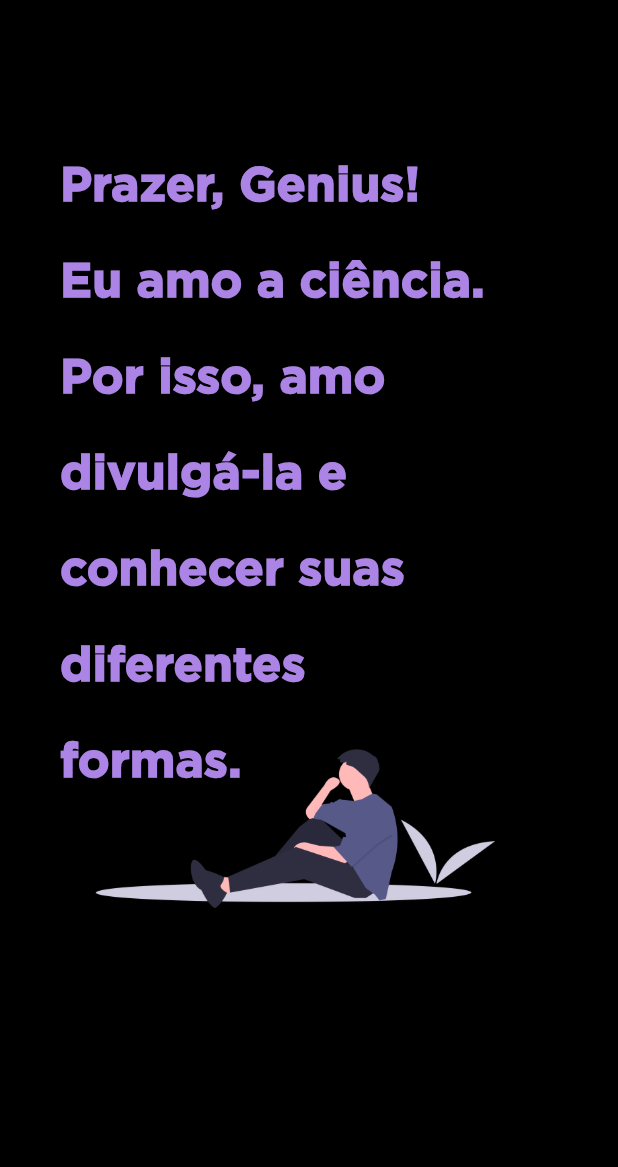
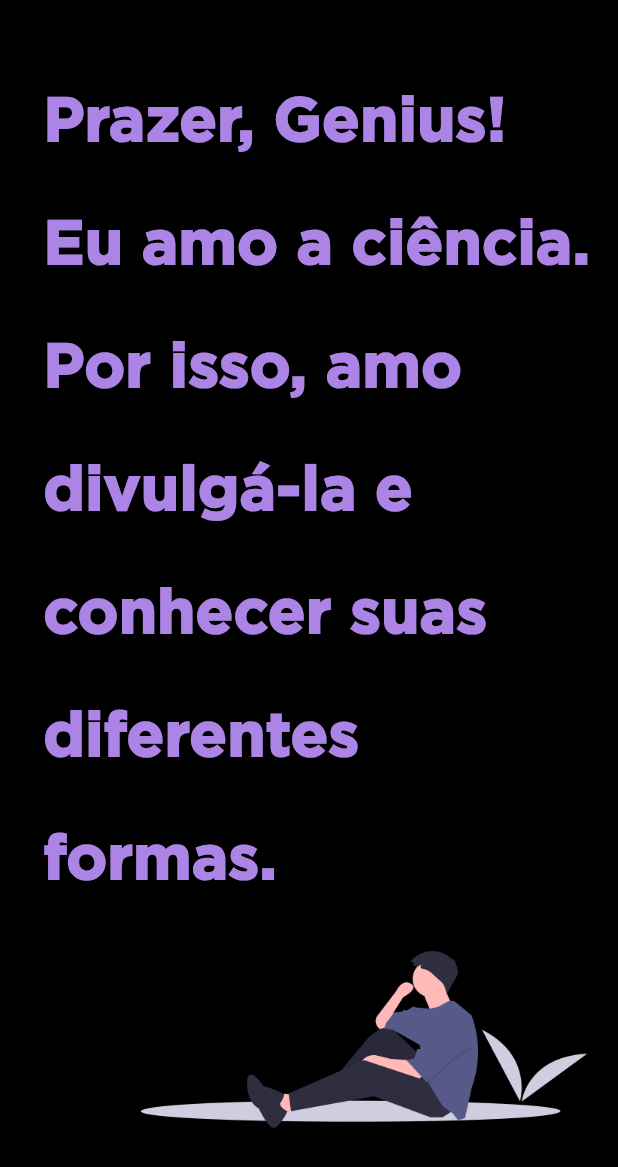
Before and after one commit to guilhermenakazato/Genius, a Flutter app: the PrazerGenius screen opened directly, on a phone screen of 412 x 824 dp. Shown: the top 1167 px of the screen. Run offline on Flutter 3.47's test engine with Material 2 defaults, Android fonts, the phone set to English and light mode, and no system bars; our stand-ins replace animated_text_kit, curved_navigation_bar, email_validator, flutter_progress_hud, flutter_spinkit, get_storage and 1 more; missing offline and left inert: http_interceptor; accounts and stored records are empty.

Commit message:
Melhorando a responsividade das telas

```diff
--- a/frontend/lib/screens/prazer_genius.dart
+++ b/frontend/lib/screens/prazer_genius.dart
@@ -16,8 +16,14 @@ class PrazerGenius extends StatelessWidget {
         backgroundColor: const Color(0xff000000),
         body: Stack(
           children: [
-            Transform.translate(
-              offset: Offset(40, 80),
+            Positioned(
+              child: Padding(
+                padding: EdgeInsets.only(
+                  left: MediaQuery.of(context).size.width * 0.07,
+                  top: MediaQuery.of(context).size.height * 0.03,
+                ),
+                child: Align(
+                  alignment: FractionalOffset.topLeft,
                   child: TypewriterAnimatedTextKit(
                     onTap: () {
                       navigator.navigate(context, SabeIniciacao());
@@ -28,7 +34,7 @@ class PrazerGenius extends StatelessWidget {
                     ],
                     textStyle: TextStyle(
                       color: Theme.of(context).primaryColor,
-                  fontSize: 32,
+                      fontSize: MediaQuery.of(context).size.height * 0.05,
                       height: 2,
                       fontFamily: "Gotham",
                       fontWeight: FontWeight.w900,
@@ -37,18 +43,19 @@ class PrazerGenius extends StatelessWidget {
                     repeatForever: false,
                   ),
                 ),
-            Transform.translate(
-              offset: Offset(-20, 300),
-              child: Container(
-                width: 350.0,
-                height: 400.0,
-                decoration: BoxDecoration(
-                  image: DecorationImage(
-                    image: const AssetImage('assets/homem-sentado.png'),
+              ),
+            ),
+            Positioned(
+              child: Padding(
+                padding: EdgeInsets.only(bottom: 72.0, right: MediaQuery.of(context).size.width * 0.05,),
+                child: Align(
+                  alignment: FractionalOffset.bottomRight,
+                  child: Image.asset(
+                    "assets/homem-sentado.png",
                   ),
                 ),
               ),
-            )
+            ),
           ],
         ),
       ),
```
Also changed, not shown: 1 other file. Lines whose indentation alone changed are shown as unchanged.
